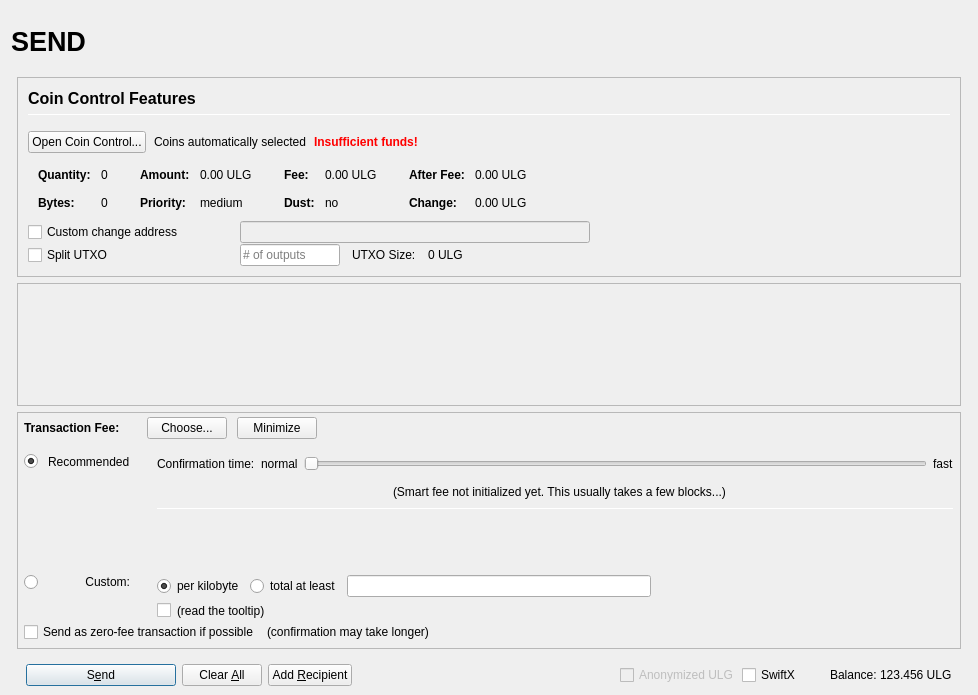
ultranatum/ultragate, file src/qt/forms/sendcoinsdialog.ui: the form before one commit.
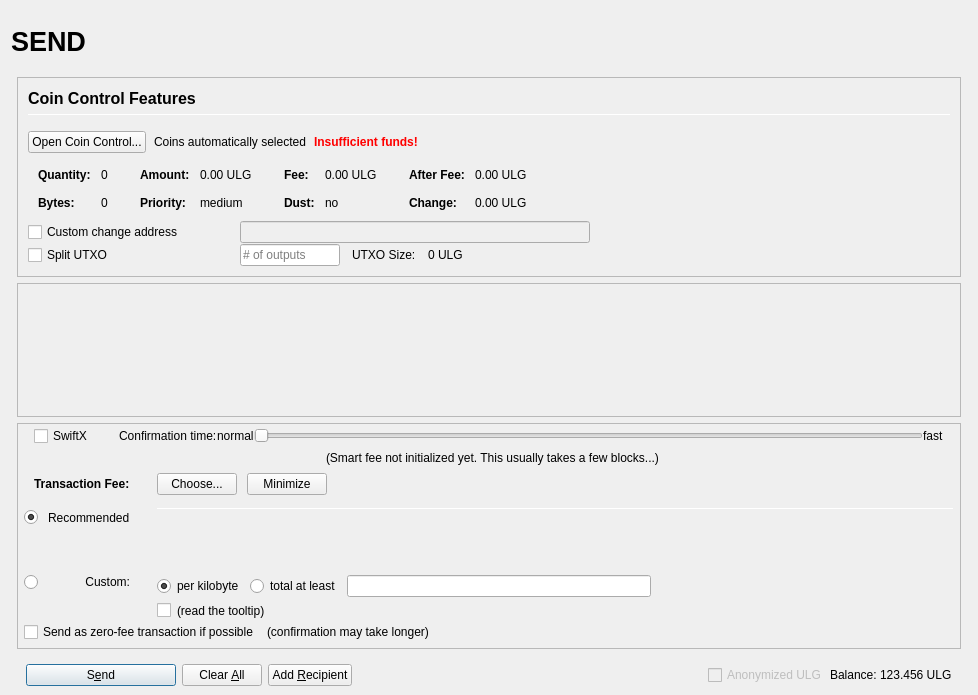
The form after the commit. Icons and pictures are not drawn. Custom widgets are drawn as their Qt base class.

The edit to the form file:
```diff
--- a/src/qt/forms/sendcoinsdialog.ui
+++ b/src/qt/forms/sendcoinsdialog.ui
@@ -103,13 +103,13 @@
            <widget class="QLabel" name="labelOverviewHeaderRight">
             <property name="minimumSize">
              <size>
-              <width>265</width>
+              <width>464</width>
               <height>60</height>
              </size>
             </property>
             <property name="maximumSize">
              <size>
-              <width>265</width>
+              <width>16777215</width>
               <height>60</height>
              </size>
             </property>
@@ -898,7 +898,7 @@
              <x>0</x>
              <y>0</y>
              <width>944</width>
-             <height>68</height>
+             <height>69</height>
             </rect>
            </property>
            <layout class="QVBoxLayout" name="verticalLayout_2" stretch="0,1">
@@ -975,7 +975,7 @@
             <number>0</number>
            </property>
            <item>
-            <layout class="QVBoxLayout" name="verticalLayoutFee2" stretch="0,0,0">
+            <layout class="QVBoxLayout" name="verticalLayoutFee2" stretch="0,0,0,0">
              <property name="spacing">
               <number>0</number>
              </property>
@@ -988,8 +988,179 @@
              <property name="rightMargin">
               <number>6</number>
              </property>
+             <item>
+              <layout class="QVBoxLayout" name="verticalLayout_feeConf">
+               <property name="spacing">
+                <number>0</number>
+               </property>
+               <property name="leftMargin">
+                <number>10</number>
+               </property>
+               <property name="rightMargin">
+                <number>10</number>
+               </property>
+               <property name="bottomMargin">
+                <number>5</number>
+               </property>
+               <item>
+                <layout class="QHBoxLayout" name="horizontalLayoutFee9">
+                 <item>
+                  <widget class="QCheckBox" name="checkSwiftTX">
+                   <property name="enabled">
+                    <bool>true</bool>
+                   </property>
+                   <property name="minimumSize">
+                    <size>
+                     <width>85</width>
+                     <height>0</height>
+                    </size>
+                   </property>
+                   <property name="toolTip">
+                    <string>SwiftX technology allows for near instant transactions - A flat fee of 0.01 ULG applies</string>
+                   </property>
+                   <property name="text">
+                    <string>SwiftX</string>
+                   </property>
+                  </widget>
+                 </item>
+                 <item>
+                  <widget class="QLabel" name="labelSmartFee3">
+                   <property name="text">
+                    <string>Confirmation time:</string>
+                   </property>
+                   <property name="margin">
+                    <number>2</number>
+                   </property>
+                  </widget>
+                 </item>
+                 <item>
+                  <widget class="QLabel" name="labelSmartFeeNormal">
+                   <property name="text">
+                    <string>normal</string>
+                   </property>
+                   <property name="margin">
+                    <number>8</number>
+                   </property>
+                  </widget>
+                 </item>
+                 <item>
+                  <widget class="QSlider" name="sliderSmartFee">
+                   <property name="minimumSize">
+                    <size>
+                     <width>0</width>
+                     <height>24</height>
+                    </size>
+                   </property>
+                   <property name="minimum">
+                    <number>0</number>
+                   </property>
+                   <property name="maximum">
+                    <number>24</number>
+                   </property>
+                   <property name="pageStep">
+                    <number>1</number>
+                   </property>
+                   <property name="value">
+                    <number>0</number>
+                   </property>
+                   <property name="orientation">
+                    <enum>Qt::Horizontal</enum>
+                   </property>
+                   <property name="invertedAppearance">
+                    <bool>false</bool>
+                   </property>
+                   <property name="invertedControls">
+                    <bool>false</bool>
+                   </property>
+                   <property name="tickPosition">
+                    <enum>QSlider::NoTicks</enum>
+                   </property>
+                  </widget>
+                 </item>
+                 <item>
+                  <widget class="QLabel" name="labelSmartFeeFast">
+                   <property name="text">
+                    <string>fast</string>
+                   </property>
+                   <property name="margin">
+                    <number>8</number>
+                   </property>
+                  </widget>
+                 </item>
+                </layout>
+               </item>
+               <item>
+                <layout class="QHBoxLayout" name="horizontalLayout_recommended_texts">
+                 <property name="spacing">
+                  <number>0</number>
+                 </property>
+                 <item>
+                  <spacer name="horizontalSpacer_8">
+                   <property name="orientation">
+                    <enum>Qt::Horizontal</enum>
+                   </property>
+                   <property name="sizeHint" stdset="0">
+                    <size>
+                     <width>40</width>
+                     <height>20</height>
+                    </size>
+                   </property>
+                  </spacer>
+                 </item>
+                 <item>
+                  <widget class="QLabel" name="labelFeeEstimation">
+                   <property name="text">
+                    <string/>
+                   </property>
+                   <property name="margin">
+                    <number>2</number>
+                   </property>
+                  </widget>
+                 </item>
+                 <item>
+                  <widget class="QLabel" name="labelSmartFee2">
+                   <property name="text">
+                    <string>(Smart fee not initialized yet. This usually takes a few blocks...)</string>
+                   </property>
+                   <property name="alignment">
+                    <set>Qt::AlignLeading|Qt::AlignLeft|Qt::AlignVCenter</set>
+                   </property>
+                   <property name="wordWrap">
+                    <bool>false</bool>
+                   </property>
+                   <property name="margin">
+                    <number>2</number>
+                   </property>
+                   <property name="indent">
+                    <number>-1</number>
+                   </property>
+                  </widget>
+                 </item>
+                 <item>
+                  <spacer name="horizontalSpacer_3">
+                   <property name="orientation">
+                    <enum>Qt::Horizontal</enum>
+                   </property>
+                   <property name="sizeHint" stdset="0">
+                    <size>
+                     <width>40</width>
+                     <height>20</height>
+                    </size>
+                   </property>
+                  </spacer>
+                 </item>
+                </layout>
+               </item>
+              </layout>
+             </item>
              <item>
               <layout class="QHBoxLayout" name="horizontalLayoutFee1">
+               <property name="leftMargin">
+                <number>10</number>
+               </property>
+               <property name="rightMargin">
+                <number>10</number>
+               </property>
                <property name="bottomMargin">
                 <number>0</number>
                </property>
@@ -998,22 +1169,6 @@
                  <property name="spacing">
                   <number>0</number>
                  </property>
-                 <item>
-                  <spacer name="verticalSpacerSmartFee">
-                   <property name="orientation">
-                    <enum>Qt::Vertical</enum>
-                   </property>
-                   <property name="sizeType">
-                    <enum>QSizePolicy::Fixed</enum>
-                   </property>
-                   <property name="sizeHint" stdset="0">
-                    <size>
-                     <width>1</width>
-                     <height>4</height>
-                    </size>
-                   </property>
-                  </spacer>
-                 </item>
                  <item>
                   <layout class="QHBoxLayout" name="horizontalLayoutSmartFee">
                    <property name="spacing">
@@ -1290,7 +1445,7 @@
                    </widget>
                   </item>
                   <item row="0" column="4" rowspan="3">
-                   <layout class="QVBoxLayout" name="verticalLayoutFee3" stretch="0,0,0,0,1,0">
+                   <layout class="QVBoxLayout" name="verticalLayoutFee3" stretch="0,0,0,0">
                     <property name="spacing">
                      <number>6</number>
                     </property>
@@ -1300,133 +1455,6 @@
                     <property name="bottomMargin">
                      <number>20</number>
                     </property>
-                    <item>
-                     <layout class="QHBoxLayout" name="horizontalLayoutFee9">
-                      <item>
-                       <widget class="QLabel" name="labelSmartFee3">
-                        <property name="text">
-                         <string>Confirmation time:</string>
-                        </property>
-                        <property name="margin">
-                         <number>2</number>
-                        </property>
-                       </widget>
-                      </item>
-                      <item>
-                       <widget class="QLabel" name="labelSmartFeeNormal">
-                        <property name="text">
-                         <string>normal</string>
-                        </property>
-                        <property name="margin">
-                         <number>2</number>
-                        </property>
-                       </widget>
-                      </item>
-                      <item>
-                       <widget class="QSlider" name="sliderSmartFee">
-                        <property name="minimumSize">
-                         <size>
-                          <width>0</width>
-                          <height>24</height>
-                         </size>
-                        </property>
-                        <property name="minimum">
-                         <number>0</number>
-                        </property>
-                        <property name="maximum">
-                         <number>24</number>
-                        </property>
-                        <property name="pageStep">
-                         <number>1</number>
-                        </property>
-                        <property name="value">
-                         <number>0</number>
-                        </property>
-                        <property name="orientation">
-                         <enum>Qt::Horizontal</enum>
-                        </property>
-                        <property name="invertedAppearance">
-                         <bool>false</bool>
-                        </property>
-                        <property name="invertedControls">
-                         <bool>false</bool>
-                        </property>
-                        <property name="tickPosition">
-                         <enum>QSlider::NoTicks</enum>
-                        </property>
-                       </widget>
-                      </item>
-                      <item>
-                       <widget class="QLabel" name="labelSmartFeeFast">
-                        <property name="text">
-                         <string>fast</string>
-                        </property>
-                       </widget>
-                      </item>
-                     </layout>
-                    </item>
-                    <item>
-                     <layout class="QHBoxLayout" name="horizontalLayout_recommended_texts">
-                      <property name="spacing">
-                       <number>0</number>
-                      </property>
-                      <item>
-                       <spacer name="horizontalSpacer_8">
-                        <property name="orientation">
-                         <enum>Qt::Horizontal</enum>
-                        </property>
-                        <property name="sizeHint" stdset="0">
-                         <size>
-                          <width>40</width>
-                          <height>20</height>
-                         </size>
-                        </property>
-                       </spacer>
-                      </item>
-                      <item>
-                       <widget class="QLabel" name="labelFeeEstimation">
-                        <property name="text">
-                         <string/>
-                        </property>
-                        <property name="margin">
-                         <number>2</number>
-                        </property>
-                       </widget>
-                      </item>
-                      <item>
-                       <widget class="QLabel" name="labelSmartFee2">
-                        <property name="text">
-                         <string>(Smart fee not initialized yet. This usually takes a few blocks...)</string>
-                        </property>
-                        <property name="alignment">
-                         <set>Qt::AlignLeading|Qt::AlignLeft|Qt::AlignVCenter</set>
-                        </property>
-                        <property name="wordWrap">
-                         <bool>false</bool>
-                        </property>
-                        <property name="margin">
-                         <number>2</number>
-                        </property>
-                        <property name="indent">
-                         <number>-1</number>
-                        </property>
-                       </widget>
-                      </item>
-                      <item>
-                       <spacer name="horizontalSpacer_3">
-                        <property name="orientation">
-                         <enum>Qt::Horizontal</enum>
-                        </property>
-                        <property name="sizeHint" stdset="0">
-                         <size>
-                          <width>40</width>
-                          <height>20</height>
-                         </size>
-                        </property>
-                       </spacer>
-                      </item>
-                     </layout>
-                    </item>
                     <item>
                      <widget class="Line" name="line_2">
                       <property name="minimumSize">
@@ -1690,22 +1718,6 @@
                </property>
               </widget>
              </item>
-             <item>
-              <widget class="QCheckBox" name="checkSwiftTX">
-               <property name="enabled">
-                <bool>true</bool>
-               </property>
-               <property name="minimumSize">
-                <size>
-                 <width>85</width>
-                 <height>0</height>
-                </size>
-               </property>
-               <property name="text">
-                <string>SwiftX</string>
-               </property>
-              </widget>
-             </item>
              <item>
               <widget class="QLabel" name="label">
                <property name="text">
```
Left out of the diff: 123 changed lines with no effect on the pictures.
